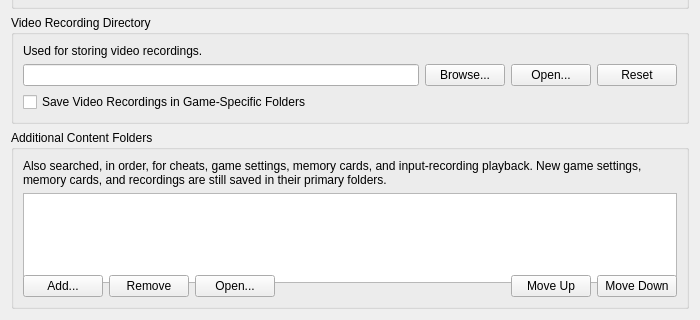
First picture: the form in pcsx2-qt/Settings/FolderSettingsWidget.ui, repository solid1353/pcsx2, before the edit; both pictures show x 0 to 700 and y 467 to 787 of the 700 by 787 pixel window.
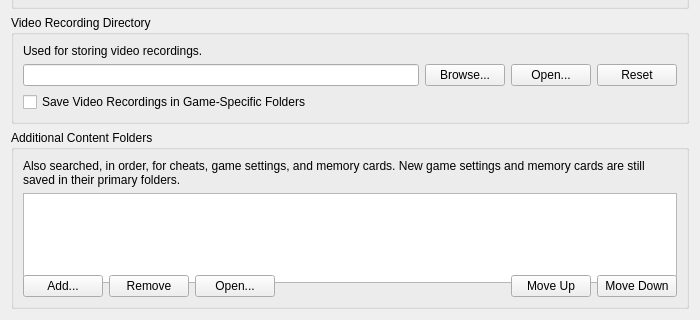
Second picture: the form after the edit.

Commit message: [PCSX2] Support exact input recording paths (AI-assisted)

The edit to the form file:
```diff
--- a/pcsx2-qt/Settings/FolderSettingsWidget.ui
+++ b/pcsx2-qt/Settings/FolderSettingsWidget.ui
@@ -310,7 +310,7 @@
       <item>
        <widget class="QLabel" name="additionalContentFoldersLabel">
         <property name="text">
-         <string>Also searched, in order, for cheats, game settings, memory cards, and input-recording playback. New game settings, memory cards, and recordings are still saved in their primary folders.</string>
+         <string>Also searched, in order, for cheats, game settings, and memory cards. New game settings and memory cards are still saved in their primary folders.</string>
         </property>
         <property name="wordWrap">
          <bool>true</bool>
```
The commit also changes 5 other files.
